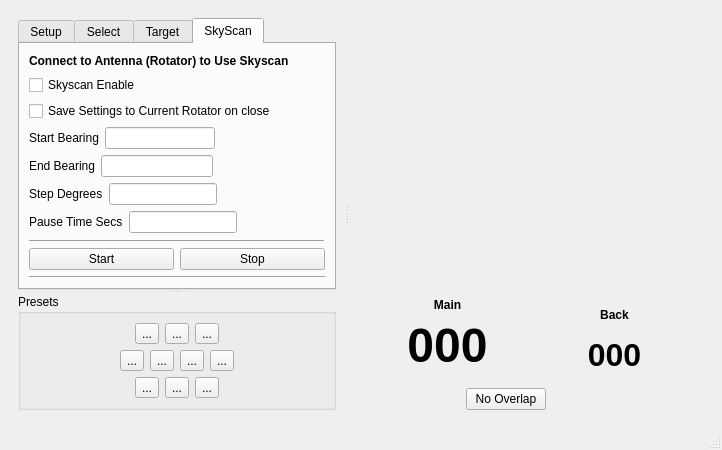
Above: mqt/MqtRotator/rotatormainwindow.ui from Rsclub22/Minos2-Mirror before the change. Below: the same form after it.
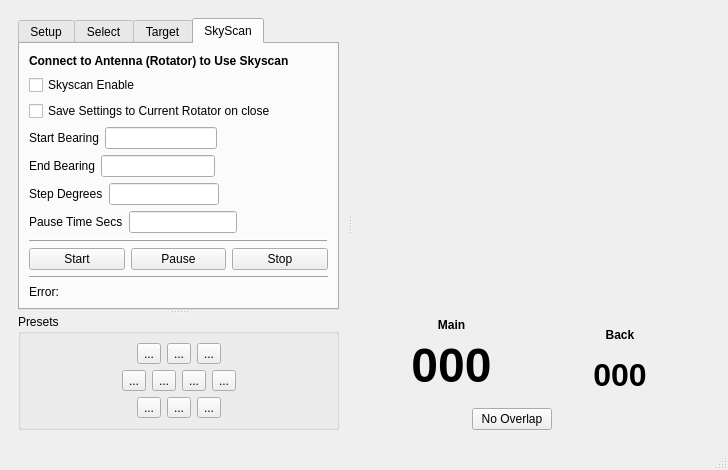
That is the form after the change. Custom widgets are drawn as their Qt base class.

Patch:
```diff
--- a/mqt/MqtRotator/rotatormainwindow.ui
+++ b/mqt/MqtRotator/rotatormainwindow.ui
@@ -9,8 +9,8 @@
    <rect>
     <x>0</x>
     <y>0</y>
-    <width>722</width>
-    <height>447</height>
+    <width>728</width>
+    <height>470</height>
    </rect>
   </property>
   <property name="windowTitle">
@@ -575,6 +575,13 @@
                    </property>
                   </widget>
                  </item>
+                 <item>
+                  <widget class="QPushButton" name="skyScanPausePb">
+                   <property name="text">
+                    <string>Pause</string>
+                   </property>
+                  </widget>
+                 </item>
                  <item>
                   <widget class="QPushButton" name="skyScanStopPb">
                    <property name="text">
@@ -591,6 +598,24 @@
                  </property>
                 </widget>
                </item>
+               <item>
+                <layout class="QHBoxLayout" name="horizontalLayout_19">
+                 <item>
+                  <widget class="QLabel" name="skyScanErrorLbl">
+                   <property name="text">
+                    <string>Error:</string>
+                   </property>
+                  </widget>
+                 </item>
+                 <item>
+                  <widget class="QLabel" name="skyScanErrorMsg">
+                   <property name="text">
+                    <string/>
+                   </property>
+                  </widget>
+                 </item>
+                </layout>
+               </item>
               </layout>
              </item>
             </layout>
```
Left out of the diff: 8 changed lines with no effect on the pictures.
